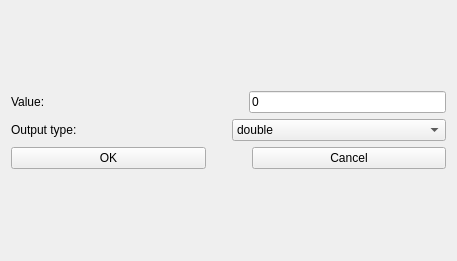
This is BlockEditor/DialogConst.ui in jozefmery/BlockEditor as Qt 5 draws it before an edit. The edited form follows.
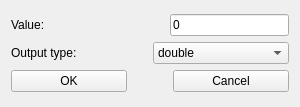
This is the edited form.

Commit message: dialogs now inherit style

```diff
--- a/BlockEditor/DialogConst.ui
+++ b/BlockEditor/DialogConst.ui
@@ -6,10 +6,16 @@
    <rect>
     <x>0</x>
     <y>0</y>
-    <width>457</width>
-    <height>261</height>
+    <width>300</width>
+    <height>107</height>
    </rect>
   </property>
+  <property name="sizePolicy">
+   <sizepolicy hsizetype="Minimum" vsizetype="Minimum">
+    <horstretch>0</horstretch>
+    <verstretch>0</verstretch>
+   </sizepolicy>
+  </property>
   <property name="windowTitle">
    <string>Configure constant Block</string>
   </property>
```
The commit also changes 6 other files.
